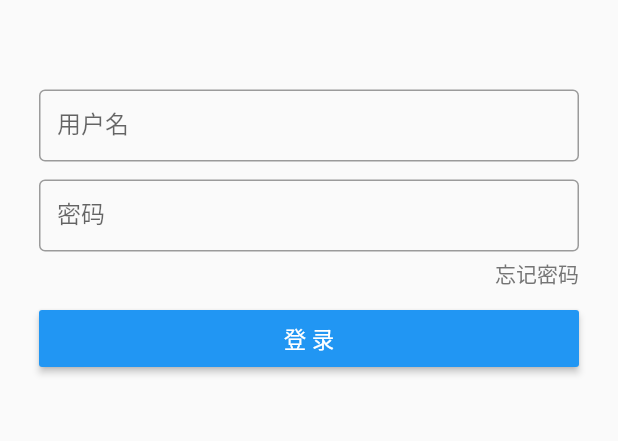
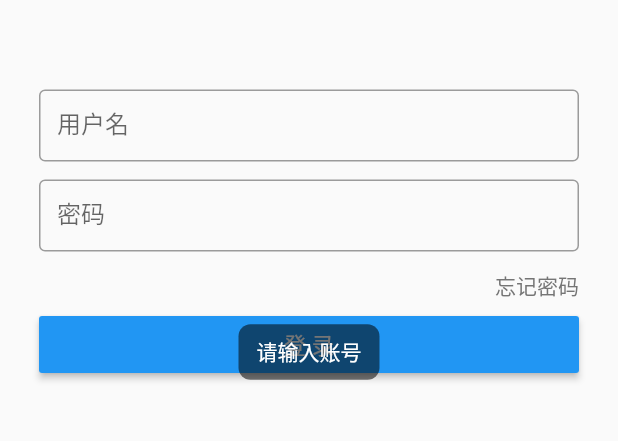
Before and after one commit to YellowDoing/flutter-web-admin, a Flutter app: the screen it shows after launch, after a tap on "登 录", on a phone screen of 412 x 824 dp, the part 266-707 px from its top. Run offline on Flutter 3.47's test engine with Material 2 defaults, Android fonts, the phone set to English and light mode, and no system bars; missing offline and left inert: dart:html.

Commit message:
修改登录页样式

```diff
--- a/lib/entry/user_entity.dart
+++ /dev/null
@@ -1,8 +0,0 @@
-import 'package:admin_flutter_web/generated/json/base/json_convert_content.dart';
-
-class UserEntity with JsonConvert<UserEntity> {
-	int id;
-	String name;
-	String token;
-	String username;
-}
--- a/lib/main.dart
+++ b/lib/main.dart
@@ -24,8 +24,9 @@ class MyApp extends StatelessWidget {
         primarySwatch: Colors.blue,
         visualDensity: VisualDensity.adaptivePlatformDensity,
       ),
-     //home: HomePage(),
-      home: SignPage(),
+
+      home: context.watch<AuthData>().isLogin ?
+      HomePage():SignPage(),
     );
   }
 }
--- a/lib/page/sign_page.dart
+++ b/lib/page/sign_page.dart
@@ -1,11 +1,12 @@
+
 import 'package:admin_flutter_web/data/auth_data.dart';
-import 'package:admin_flutter_web/entry/user_entity.dart';
-import 'package:admin_flutter_web/util/http_util.dart';
-import 'package:admin_flutter_web/widget/input.dart';
+import 'package:admin_flutter_web/util/view_util.dart';
 import 'package:flutter/material.dart';
 import 'package:flutter/widgets.dart';
 import 'package:provider/provider.dart';
 
+
+///登录页
 class SignPage extends StatefulWidget {
   @override
   _SignPageState createState() => _SignPageState();
@@ -86,6 +87,7 @@ class _SignPageState extends State<SignPage> {
             onChanged: (value) => _password = value,
             obscureText: true,
             decoration: InputDecoration(
+
                 labelText: '密码', border: OutlineInputBorder())));
   }
 
@@ -108,34 +110,25 @@ class _SignPageState extends State<SignPage> {
   ///登录
   void _login() {
     if (_username.isEmpty) {
+      toast(context, '请输入账号');
       return;
     }
 
     if (_password.isEmpty) {
+      toast(context, '请输入密码');
       return;
     }
 
-    HttpUtil<UserEntity>.post(
-      url: 'http://127.0.0.1:8080/admin/login',
-      body: {
-        'account': _username,
-        'password': _password,
-      },
-      success: (data, message) {
-        context.read<AuthData>().login(data);
-      },
-      error: (code, message) {
-      },
-      complete: () {
-      },
-    );
+    ///随便账号密码登陆成功
+    context.read<AuthData>().setLogin(true);
+    toast(context, '登录成功');
   }
 
   ///忘记密码
   Widget _buildForgetPassword() {
     return Container(
       width: 360,
-      margin: EdgeInsets.only(top: 4,bottom: 4),
+      margin: EdgeInsets.only(top: 12),
       child: Row(
         mainAxisAlignment: MainAxisAlignment.end,
         children: [
--- a/lib/util/http_util.dart
+++ /dev/null
@@ -1,71 +0,0 @@
-import 'dart:convert';
-
-import 'package:flutter/cupertino.dart';
-import 'package:flutter/foundation.dart';
-import 'package:flutter/material.dart';
-import 'package:http/http.dart' as http;
-import 'package:admin_flutter_web/generated/json/base/json_convert_content.dart';
-
-typedef SuccessCallback<T> = void Function(T data, String message);
-
-typedef ErrorCallback = void Function(int code, String message);
-
-class HttpUtil<T> {
-
-  final String url;
-
-  final ErrorCallback error;
-
-  final VoidCallback complete;
-
-  final body;
-
-  Map<String, String> headers = {};
-
-  final SuccessCallback<T> success;
-
-  final BuildContext context;
-
-  HttpUtil.post(
-      {this.url,
-      this.complete,
-      this.error,
-      this.body = const {},
-      this.headers,
-      this.success,
-      this.context,
-
-      }) {
-
-    http.post(url, body: body, headers: headers).then((response) {
-      var result = json.decode(response.body);
-      debugPrint(result.toString());
-      if (response.statusCode == 200) {
-        int code = result["code"];
-        String message = result["message"];
-        if (code == 200) {
-          var data = result['data'];
-          if (T is Type) {
-            debugPrint('JsonConvert');
-            success?.call(JsonConvert.fromJsonAsT<T>(data), message);
-          } else {
-            debugPrint('else');
-            success?.call(data, message);
-          }
-        } else {}
-      } else {}
-    });
-  }
-
-
-
-  void _showMessage(String message){
-    if(context != null){
-      showGeneralDialog(context: context, pageBuilder:(_,__,___){
-        return SimpleDialog(
-
-        );
-      });
-    }
-  }
-}
--- a/lib/util/view_util.dart
+++ b/lib/util/view_util.dart
@@ -1,3 +1,5 @@
+import 'dart:ui';
+
 import 'package:flutter/material.dart';
 
 Widget button(String text, VoidCallback tap) {
@@ -19,3 +21,37 @@ Widget input() {
     ),
   );
 }
+
+///吐司
+void toast(BuildContext ctx, String msg,
+    {Duration duration = const Duration(milliseconds: 1500)}) {
+  BuildContext dialogContext;
+  showGeneralDialog(
+    barrierDismissible: false,
+    barrierLabel: 'toast',
+    context: ctx,
+    barrierColor: Colors.transparent,
+    pageBuilder: (context, animation, secondaryAnimation) {
+      dialogContext = context;
+      return Material(
+        color: Colors.transparent,
+        child: Center(
+          child: Container(
+            padding: EdgeInsets.fromLTRB(12, 8, 12, 8),
+            decoration: BoxDecoration(
+                borderRadius: BorderRadius.circular(8), color: Colors.black54),
+            child: Text(
+              msg,
+              style: TextStyle(color: Colors.white),
+            ),
+          ),
+        ),
+      );
+    },
+  ).then((value) => dialogContext = null);
+  Future.delayed(duration).then((value) {
+    if (dialogContext != null && Navigator.canPop(dialogContext)) {
+      Navigator.pop(dialogContext);
+    }
+  });
+}
```
Also changed, not shown: lib/data/auth_data.dart (+4 -10 lines), lib/page/home_page.dart (+23 -8 lines), lib/view/dashboard_view.dart (added, +22 -0 lines), lib/generated/json/base/json_convert_content.dart (deleted), lib/generated/json/base/json_field.dart (deleted), lib/generated/json/user_entity_helper.dart (deleted), pubspec.lock.
